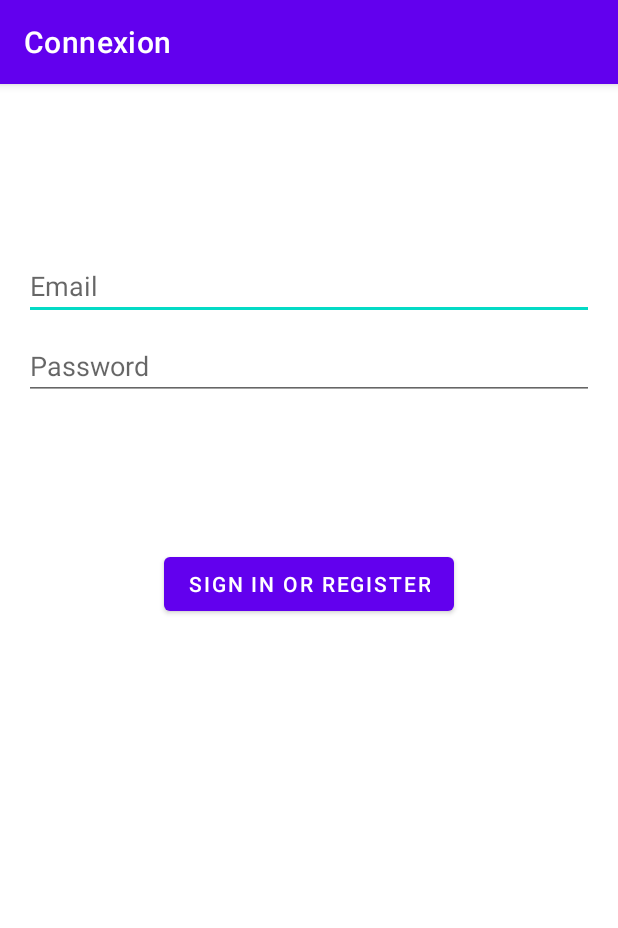
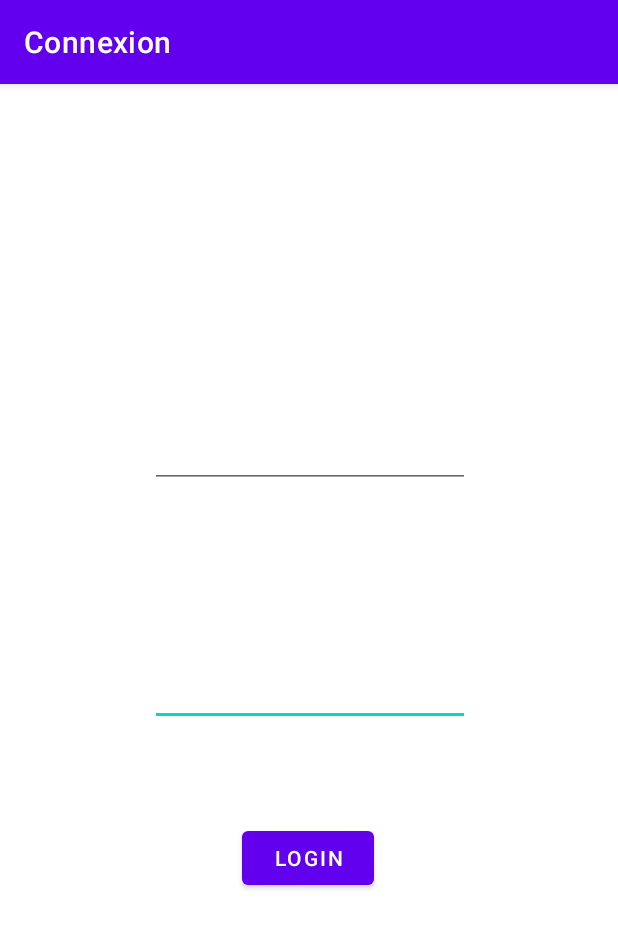
Before and after one commit to aexko/scientia, an Android app: the screen it shows after launch (Login before the commit, MainActivity after it), after a tap on "LOGIN", on a phone screen of 412 x 824 dp. Shown: the top 928 px of the screen. Run offline under Robolectric (Android 15) with nearby library versions, the phone set to English and light mode, and no system bars; 1 statement that could not run was skipped.

Commit message:
Connexion API

```diff
--- /dev/null
+++ b/android_dev/android_studio/Connexion/app/src/main/java/com/example/connexion/LoginData.java
@@ -0,0 +1,36 @@
+package com.example.connexion;
+
+import com.google.gson.annotations.Expose;
+import com.google.gson.annotations.SerializedName;
+
+public class LoginData {
+
+    public LoginData(String email, String motDePasse) {
+        this.email = email;
+        this.motDePasse = motDePasse;
+    }
+
+    @SerializedName("email")
+    @Expose
+    private String email;
+    @SerializedName("mot_de_passe")
+    @Expose
+    private String motDePasse;
+    private final static long serialVersionUID = 715309548398645260L;
+
+    public String getEmail() {
+        return email;
+    }
+
+    public void setEmail(String email) {
+        this.email = email;
+    }
+
+    public String getMotDePasse() {
+        return motDePasse;
+    }
+
+    public void setMotDePasse(String motDePasse) {
+        this.motDePasse = motDePasse;
+    }
+}
--- a/android_dev/android_studio/Connexion/app/src/main/java/com/example/connexion/MainActivity.java
+++ b/android_dev/android_studio/Connexion/app/src/main/java/com/example/connexion/MainActivity.java
@@ -2,18 +2,13 @@ package com.example.connexion;
 
 import androidx.appcompat.app.AppCompatActivity;
 
-import android.content.Intent;
 import android.os.Bundle;
-import android.util.Log;
 import android.view.View;
 import android.widget.Button;
+import android.widget.EditText;
 import android.widget.TextView;
 import android.widget.Toast;
 
-import java.util.HashMap;
-import java.util.List;
-
-import okhttp3.ResponseBody;
 import retrofit2.Call;
 import retrofit2.Callback;
 import retrofit2.Response;
@@ -24,68 +19,70 @@ public class MainActivity extends AppCompatActivity {
     private TextView tv2;
     private MonAPI client;
 
+    private EditText username, password;
     private Button button1;
+
     @Override
     protected void onCreate(Bundle savedInstanceState) {
         super.onCreate(savedInstanceState);
         setContentView(R.layout.activity_main);
 
-        tvResult = findViewById(R.id.tv_result);
-        tv2 = findViewById(R.id.textView2);
+        username = findViewById(R.id.username1);
+        password = findViewById(R.id.password1);
+
+
+
         client = MonApiClient.getRetrofit().create(MonAPI.class);
 
         button1 = (Button) findViewById(R.id.button1);
         button1.setOnClickListener(new View.OnClickListener() {
             @Override
             public void onClick(View view) {
-                Intent intent = new Intent(getApplicationContext(), Login.class);
-                startActivity(intent);
+                String inputUsername = username.getText().toString();
+                String inputMdp = password.getText().toString();
+                connecter(inputUsername, inputMdp);
             }
         });
 
-        HashMap<String, Object> user = new HashMap<>();
-        HashMap<String, Object> test = new HashMap<>();
-        test.put("email", "prof1@test.com");
-        test.put("mot_de_passe", "secret");
-        user.put("id_compte", ConnectUtils.authID);
-        client.testerConnexion(ConnectUtils.authToken, user).enqueue(
-                new Callback<ResponseBody>() {
+
+    }
+
+    private void connecter(String inputUsername, String inputMdp) {
+
+        LoginData loginData =new LoginData(inputUsername, inputMdp);
+        client.connecter(loginData).enqueue(
+                new Callback<Compte>() {
                     @Override
-                    public void onResponse(Call<ResponseBody> call, Response<ResponseBody> response) {
-                        if (response.code() != 200) {
-                            connecter(test);
+                    public void onResponse(Call<Compte> call, Response<Compte> response) {
+                        if (response.isSuccessful()) {
+                            Toast.makeText(MainActivity.this, "OK!", Toast.LENGTH_SHORT).show();
                         }
-                        Toast.makeText(MainActivity.this, "OK", Toast.LENGTH_SHORT).show();
                     }
+
                     @Override
-                    public void onFailure(Call<ResponseBody> call, Throwable t) {
-                        connecter(test);
-                        Toast.makeText(MainActivity.this, "FAIL", Toast.LENGTH_SHORT).show();
+                    public void onFailure(Call<Compte> call, Throwable t) {
+                        Toast.makeText(MainActivity.this, "NONOK", Toast.LENGTH_SHORT).show();
                     }
                 }
         );
+
+//        client.connecter(test).enqueue(new Callback<Compte>() {
+//            @Override
+//            public void onResponse(Call<Compte> call, Response<Compte> response) {
+//
+//
+//                Compte json = response.body();
+//
+//                String str = "Nom : " + json.nom + "\nEmail : " + json.email;
+//                Toast.makeText(Login.this, "OK: " + str, Toast.LENGTH_SHORT).show();
+//            }
+//
+//            @Override
+//            public void onFailure(Call<Compte> call, Throwable t) {
+//                Toast.makeText(Login.this, "OK: " + "FAIL", Toast.LENGTH_SHORT).show();
+//            }
+//        });
     }
 
-    private void connecter(HashMap<String, Object> test) {
-
-        client.connecter(test).enqueue(new Callback<Compte>() {
-            @Override
-            public void onResponse(Call<Compte> call, Response<Compte> response) {
-
-                tvResult.setText("Not a failure \uD83D\uDCAF");
-
-                Compte json = response.body();
-
-                String str = "Nom : " + json.nom + "\nEmail : " + json.email;
-
-                tv2.setText(str);
-            }
-
-            @Override
-            public void onFailure(Call<Compte> call, Throwable t) {
-                tvResult.setText("Failure");
-            }
-        });
-    }
 
 }
--- a/android_dev/android_studio/Connexion/app/src/main/java/com/example/connexion/MonAPI.java
+++ b/android_dev/android_studio/Connexion/app/src/main/java/com/example/connexion/MonAPI.java
@@ -20,7 +20,7 @@ public interface MonAPI {
             "Content-Type:application/json",
             "Authorization:Token"
     })
-    Call<Compte> connecter(@Body HashMap<String, Object> loginData);
+    Call<Compte> connecter(@Body LoginData loginData);
 
     @POST("/auth/deconnexion")
     Call<ResponseBody> deconnecter(@Header("Authorization") String token);
--- a/android_dev/android_studio/Connexion/app/src/main/res/layout/activity_main.xml
+++ b/android_dev/android_studio/Connexion/app/src/main/res/layout/activity_main.xml
@@ -6,34 +6,39 @@
     android:layout_height="match_parent"
     tools:context=".MainActivity">
 
-    <TextView
-        android:id="@+id/tv_result"
-        android:layout_width="wrap_content"
-        android:layout_height="wrap_content"
-        android:layout_marginTop="300dp"
-        android:text="TextView"
-        app:layout_constraintEnd_toEndOf="parent"
-        app:layout_constraintStart_toStartOf="parent"
-        app:layout_constraintTop_toTopOf="parent" />
-
-    <TextView
-        android:id="@+id/textView2"
-        android:layout_width="300dp"
-        android:layout_height="wrap_content"
-        android:layout_marginTop="20dp"
-        android:text="TextView"
-        app:layout_constraintEnd_toEndOf="parent"
-        app:layout_constraintStart_toStartOf="parent"
-        app:layout_constraintTop_toBottomOf="@+id/tv_result" />
-
     <Button
         android:id="@+id/button1"
         android:layout_width="wrap_content"
         android:layout_height="wrap_content"
-        android:layout_marginBottom="164dp"
+        android:layout_marginBottom="228dp"
         android:text="login"
         app:layout_constraintBottom_toBottomOf="parent"
         app:layout_constraintEnd_toEndOf="parent"
         app:layout_constraintHorizontal_bias="0.498"
         app:layout_constraintStart_toStartOf="parent" />
+
+    <EditText
+        android:id="@+id/password1"
+        android:layout_width="wrap_content"
+        android:layout_height="wrap_content"
+        android:layout_marginBottom="64dp"
+        android:ems="10"
+        android:inputType="textPassword"
+        app:layout_constraintBottom_toTopOf="@+id/button1"
+        app:layout_constraintEnd_toEndOf="parent"
+        app:layout_constraintHorizontal_bias="0.502"
+        app:layout_constraintStart_toStartOf="parent" />
+
+    <EditText
+        android:id="@+id/username1"
+        android:layout_width="wrap_content"
+        android:layout_height="wrap_content"
+        android:ems="10"
+        android:inputType="textEmailAddress"
+        app:layout_constraintBottom_toTopOf="@+id/password1"
+        app:layout_constraintEnd_toEndOf="parent"
+        app:layout_constraintHorizontal_bias="0.502"
+        app:layout_constraintStart_toStartOf="parent"
+        app:layout_constraintTop_toTopOf="parent"
+        app:layout_constraintVertical_bias="0.665" />
 </androidx.constraintlayout.widget.ConstraintLayout>
```
Also changed, not shown: android_dev/android_studio/Connexion/app/src/main/java/com/example/connexion/ComptePOJO.java (+80 -4 lines), android_dev/android_studio/Connexion/app/src/main/java/com/example/connexion/ConnectUtils.java (+3 -7 lines), android_dev/android_studio/Connexion/app/src/main/java/com/example/connexion/CreationLoginData.java (added, +63 -0 lines), android_dev/android_studio/Connexion/app/src/main/java/com/example/connexion/Login.java (+28 -41 lines).
